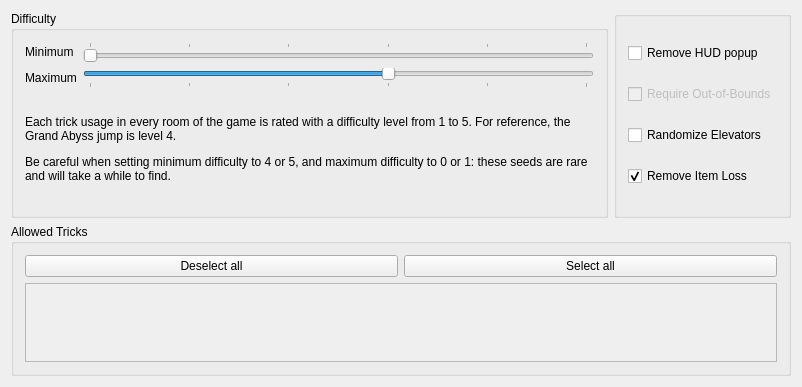
randovania/randovania, file randovania/gui/layout_generator_window.ui: the form before one commit.
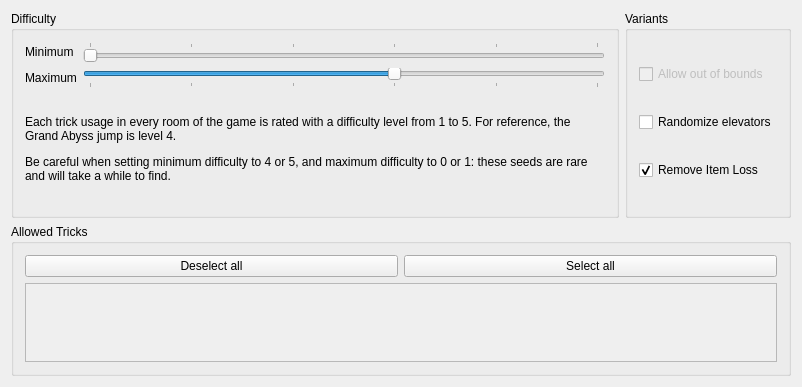
The form after the commit.

Commit message: Refactoring and moving ISO patching to ISO Management window

```diff
--- a/randovania/gui/layout_generator_window.ui
+++ b/randovania/gui/layout_generator_window.ui
@@ -103,21 +103,11 @@
       <item row="2" column="1" rowspan="2">
        <widget class="QGroupBox" name="groupBox">
         <property name="title">
-         <string/>
+         <string>Variants</string>
         </property>
         <layout class="QVBoxLayout" name="verticalLayout">
          <item>
-          <widget class="QCheckBox" name="removeHudPopup">
-           <property name="toolTip">
-            <string>The &quot;HUD Popup&quot; is the popup that appears after you collect an item</string>
-           </property>
-           <property name="text">
-            <string>Remove HUD popup</string>
-           </property>
-          </widget>
-         </item>
-         <item>
-          <widget class="QCheckBox" name="outOfBounds">
+          <widget class="QCheckBox" name="allow_out_of_bounds">
            <property name="enabled">
             <bool>false</bool>
            </property>
@@ -125,7 +115,7 @@
             <string>Currently we have no data to allow this feature</string>
            </property>
            <property name="text">
-            <string>Require Out-of-Bounds</string>
+            <string>Allow out of bounds</string>
            </property>
            <property name="checkable">
             <bool>true</bool>
@@ -135,7 +125,7 @@
          <item>
           <widget class="QCheckBox" name="randomizeElevators">
            <property name="text">
-            <string>Randomize Elevators</string>
+            <string>Randomize elevators</string>
            </property>
           </widget>
          </item>
```
Left out of the diff: 20 changed lines with no effect on the pictures. The commit also changes 7 other files.
